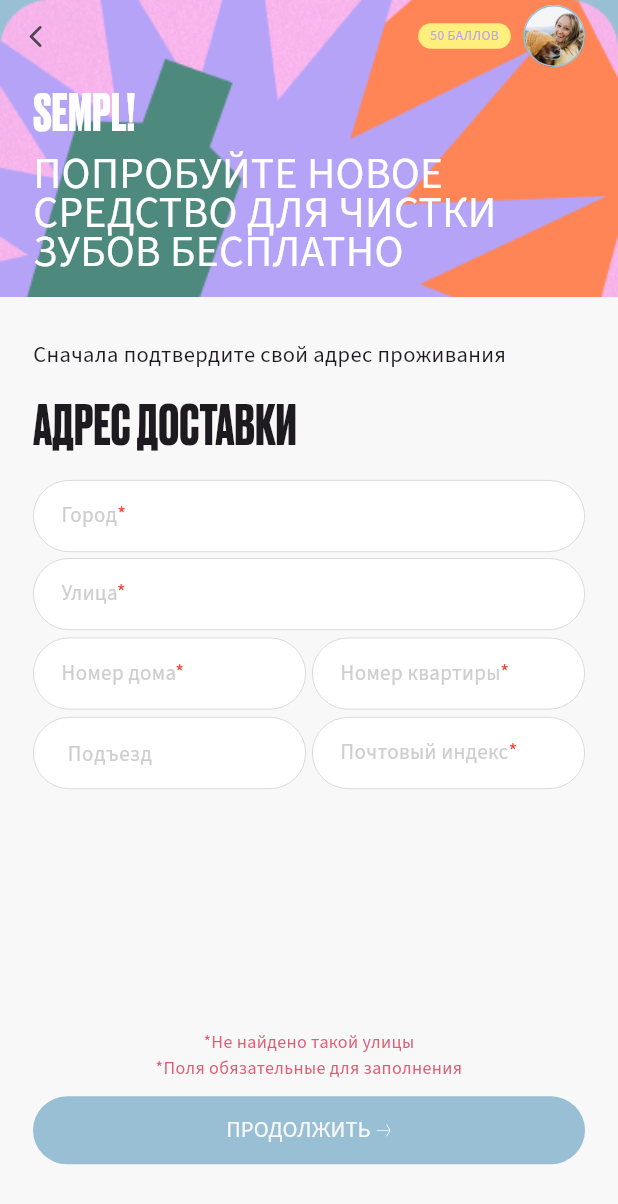
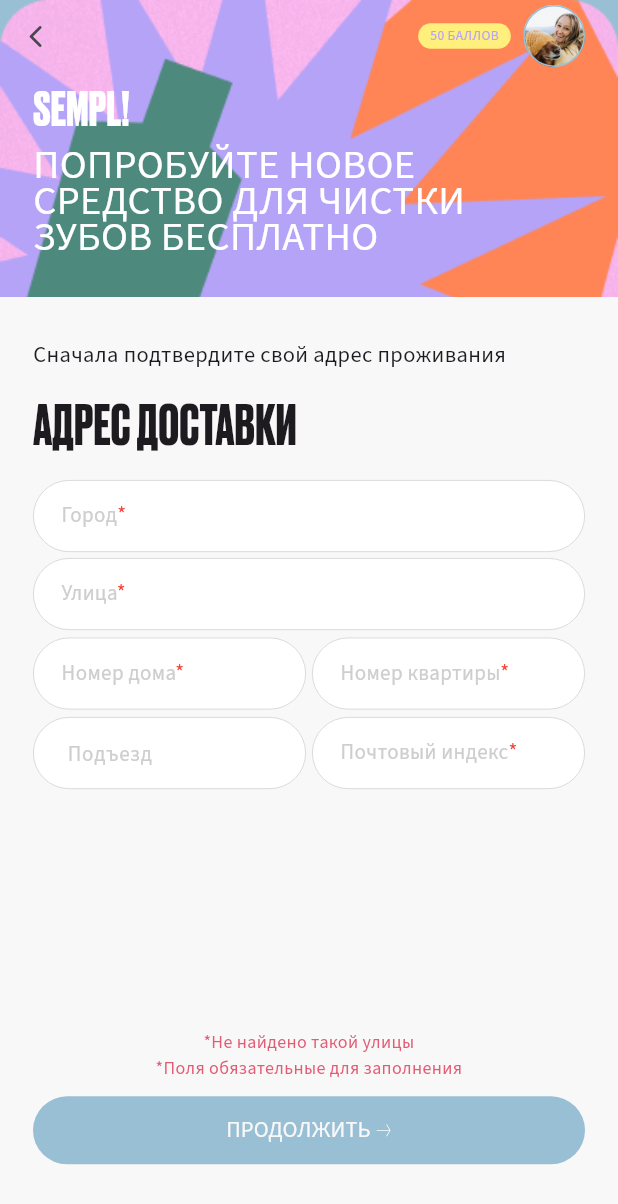
Before and after one commit to luijiwa/Sempl, a Flutter app: the DeliveryScreen screen opened by its route, on a phone screen of 412 x 824 dp. Shown: the top 1204 px of the screen. Run offline on Flutter 3.47's test engine with Material 3 defaults, Android fonts, the phone set to English and light mode, and no system bars; drawn by our look-alikes of auto_size_text; our stand-ins replace flutter_screenutil, flutter_svg, go_router, image_picker, intl_phone_number_input, logger and 3 more; project files that could hold a hidden picture were left out.

Commit message:
Изменения в экранне элемента, и аппбарах

```diff
--- a/lib/src/core/components/custom_app_bar.dart
+++ b/lib/src/core/components/custom_app_bar.dart
@@ -1,4 +1,5 @@
 import 'package:auto_size_text/auto_size_text.dart';
+import 'package:flutter/cupertino.dart';
 import 'package:flutter/material.dart';
 import 'package:flutter/widgets.dart';
 import 'package:flutter_screenutil/flutter_screenutil.dart';
@@ -66,41 +67,47 @@ class CustomAppBar extends StatelessWidget {
               const SizedBox(width: 22),
             ],
           ),
-          const Padding(
-            padding: EdgeInsets.symmetric(horizontal: 22.0),
-            child: AutoSizeText(
+          Padding(
+            padding: const EdgeInsets.symmetric(horizontal: 22.0),
+            child: SizedBox(
+              height: height * 0.06,
+              width: 0.2 * width,
+              child: const AutoSizeText(
                 'SEMPL!',
                 style: TextStyle(
                   fontFamily: 'DrukCyr',
-                fontSize: 34,
+                  fontSize: 32,
                   color: Colors.white,
                 ),
                 maxLines: 1,
               ),
             ),
-          SizedBox(height: height * 0.008),
-          SizedBox(
-            width: width,
+          ),
+          Padding(
+            padding: const EdgeInsets.only(left: 22.0),
+            child: SizedBox(
+              width: double.infinity,
+              height: height * 0.1,
               child: Row(
+                crossAxisAlignment: CrossAxisAlignment.start,
                 children: [
                   const Flexible(
-                  child: Padding(
-                    padding: EdgeInsets.only(left: 22),
                     child: AutoSizeText(
                       'ПОПРОБУЙТЕ НОВОЕ\nСРЕДСТВО ДЛЯ ЧИСТКИ\nЗУБОВ БЕСПЛАТНО',
                       style: TextStyle(
                         fontFamily: 'SourceSansPro',
-                        fontSize: 29,
+                        fontSize: 27,
                         color: Colors.white,
                         height: 0.9,
                       ),
                       maxLines: 3,
-                      overflow: TextOverflow.ellipsis,
                     ),
                   ),
+                  SizedBox(
+                    width: width * 0.155,
                   ),
-                SizedBox(width: width * 0.155),
                 ],
+              ),
             ),
           ),
           const Spacer(),
--- a/lib/src/feature/item/item_screen.dart
+++ b/lib/src/feature/item/item_screen.dart
@@ -3,6 +3,7 @@ import 'package:flutter/material.dart';
 import 'package:flutter_svg/flutter_svg.dart';
 import 'package:my_app/src/core/components/bottom_padding.dart';
 import 'package:my_app/src/core/components/custom_back_button.dart';
+import 'package:my_app/src/core/components/star_rating_widget.dart';
 import 'package:my_app/src/feature/item/item_cart_widget.dart';
 import 'package:my_app/src/feature/item/review_card_widget.dart';
 import 'package:my_app/theme.dart';
```
Also changed, not shown: lib/src/feature/main/main_screen_app_bar.dart (+23 -16 lines). Lines whose indentation alone changed are shown as unchanged.
